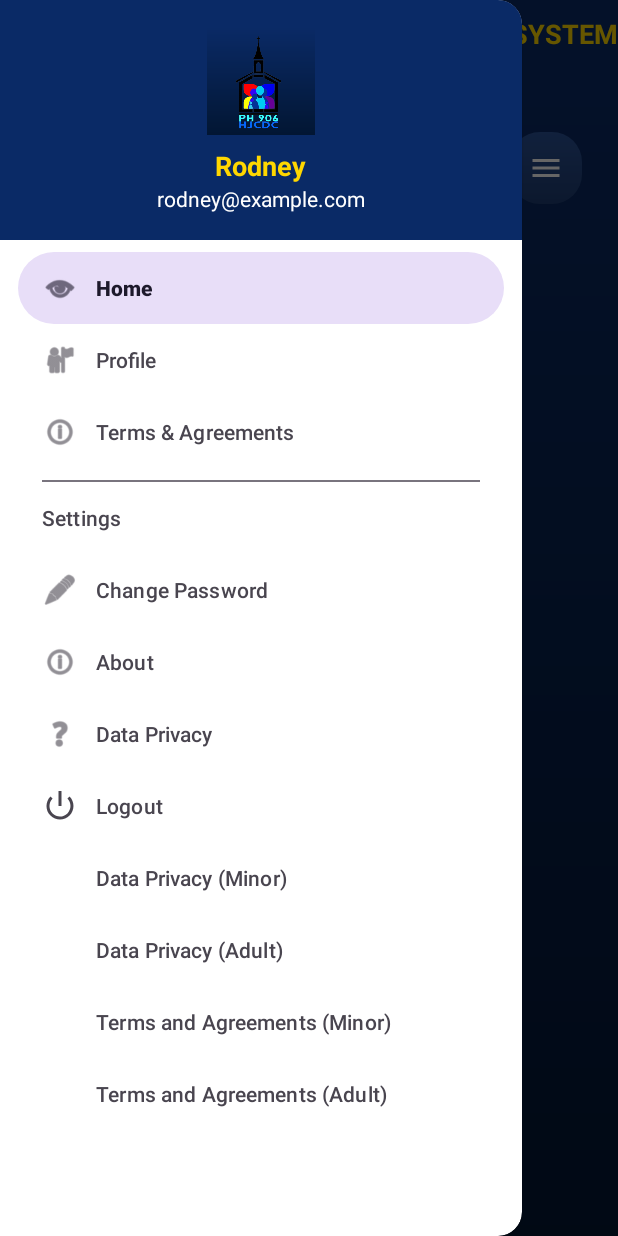
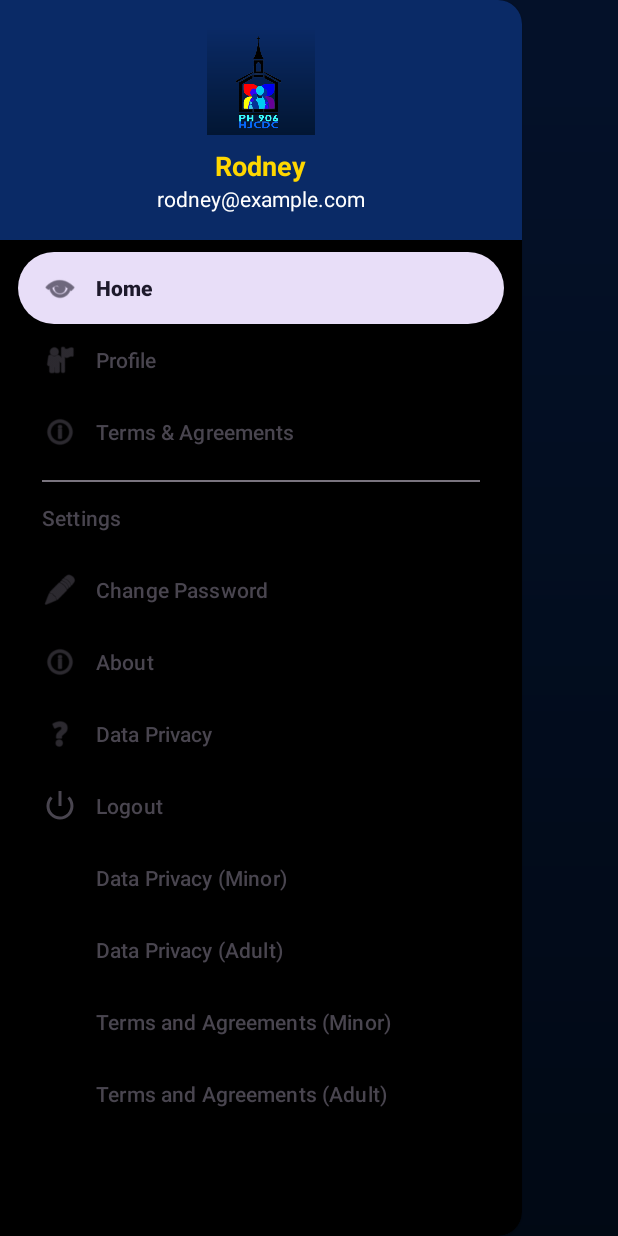
Before and after one commit to cjlongakit/PH0906, an Android app: the MainActivity screen opened directly, with no data from a screen before it, with the side drawer open, on a phone screen of 412 x 824 dp. Run offline under Robolectric (Android 15) with nearby library versions, the phone set to English and light mode, and no system bars.

Commit message:
Updated a lot of things mainly the nav menu which was white is now black (still need to update the change password, about, data privacy, profile, and Term and agreements. also took out the redundant back and hamburger. updated the tittle to the dedicated one and there is still no functions on the letter and dashboard buttons in the home screen

```diff
--- a/app/src/main/java/com/example/ph906_spalshscreen/MainActivity.java
+++ b/app/src/main/java/com/example/ph906_spalshscreen/MainActivity.java
@@ -32,6 +32,11 @@ public class MainActivity extends AppCompatActivity implements NavigationView.On
         // Toolbar
         Toolbar toolbar = findViewById(R.id.toolbar);
         setSupportActionBar(toolbar);
+
+        // Remove default title text
+        if (getSupportActionBar() != null) {
+            getSupportActionBar().setDisplayShowTitleEnabled(false);
+        }
 
         // Drawer layout and navigation view
         drawer = findViewById(R.id.drawer_layout);
--- a/app/src/main/res/layout/activity_login.xml
+++ b/app/src/main/res/layout/activity_login.xml
@@ -78,8 +78,7 @@
             android:padding="8dp"
             android:inputType="text"
             android:layout_gravity="center_horizontal"
-            android:textColor="#000000"
-            android:hintTextColor="808080"/>
+            android:textColor="#000000"/>
 
 
         <TextView
@@ -100,8 +99,7 @@
             android:padding="8dp"
             android:inputType="textPassword"
             android:layout_gravity="center_horizontal"
-            android:textColor="#000000"
-            android:hintTextColor="808080"/>
+            android:textColor="#000000" />
         <Button
             android:id="@+id/button2"
             android:layout_width="186dp"
--- a/app/src/main/res/layout/activity_main.xml
+++ b/app/src/main/res/layout/activity_main.xml
@@ -29,7 +29,7 @@
         android:layout_width="wrap_content"
         android:layout_height="match_parent"
         android:layout_gravity="start"
-        android:background="@android:color/white"
+        android:background="@android:color/black"
         app:menu="@menu/nav_menu"
         app:headerLayout="@layout/nav_header" />
 
--- a/app/src/main/res/layout/fragment_home.xml
+++ b/app/src/main/res/layout/fragment_home.xml
@@ -6,32 +6,6 @@
     android:layout_height="match_parent"
     android:background="@drawable/gradient_bg"
     tools:context=".ui.home.HomeFragment">
-
-    <!-- Back Button -->
-    <ImageButton
-        android:id="@+id/btn_back"
-        android:layout_width="48dp"
-        android:layout_height="48dp"
-        android:background="@drawable/btn_gradient"
-        android:src="@drawable/arrow_back"
-        android:contentDescription="@string/back_button_desc"
-        app:tint="@android:color/white"
-        app:layout_constraintTop_toTopOf="parent"
-        app:layout_constraintStart_toStartOf="parent"
-        android:layout_margin="16dp" />
-
-    <!-- Menu Button -->
-    <ImageButton
-        android:id="@+id/btn_menu"
-        android:layout_width="48dp"
-        android:layout_height="48dp"
-        android:background="@drawable/btn_gradient"
-        android:src="@drawable/menu"
-        android:contentDescription="@string/menu_button_desc"
-        app:tint="@android:color/white"
-        app:layout_constraintTop_toTopOf="parent"
-        app:layout_constraintEnd_toEndOf="parent"
-        android:layout_margin="16dp" />
 
     <!-- Profile Picture -->
     <ImageView
@@ -46,7 +20,7 @@
         app:layout_constraintEnd_toEndOf="parent"
         app:layout_constraintHorizontal_bias="0.496"
         app:layout_constraintStart_toStartOf="parent"
-        app:layout_constraintTop_toBottomOf="@id/btn_back" />
+        app:layout_constraintTop_toTopOf="parent" />
 
     <!-- Username -->
     <TextView
```
